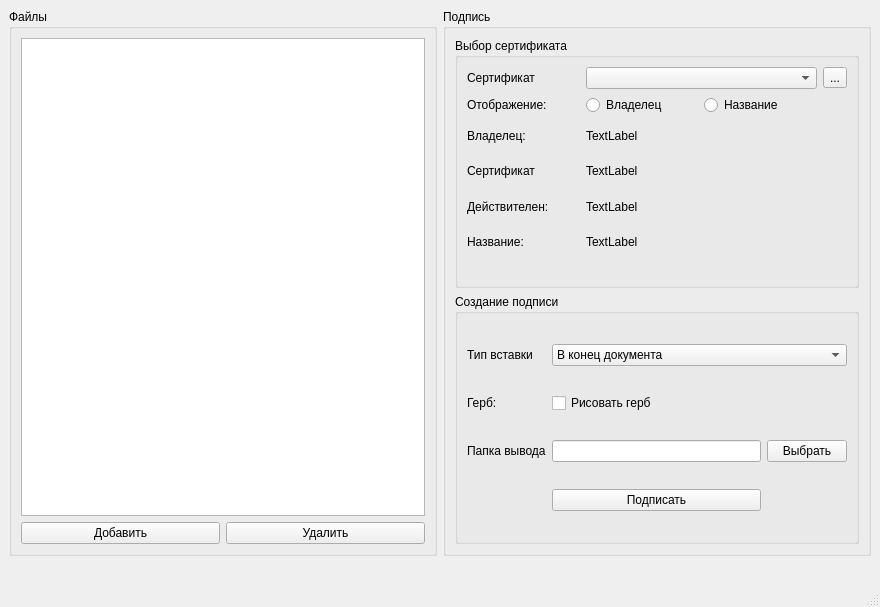
Qt form mainwindow.ui (AlexeyAleksandrov/CryptoSignDesktop) before a commit.
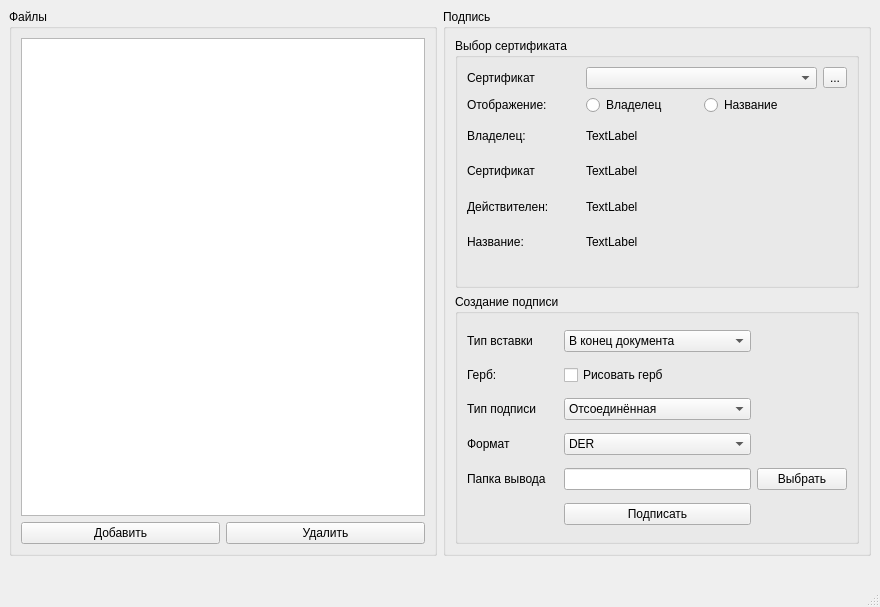
The same form after that commit. Icons and pictures are not drawn. Custom widgets are drawn as their Qt base class.

Commit message: Добавлена возможность создания прикреплённой и откреплённой ЭЦП, а так- же выбор формата подписи DER или base64

```diff
--- a/mainwindow.ui
+++ b/mainwindow.ui
@@ -228,28 +228,21 @@
           <string>Создание подписи</string>
          </property>
          <layout class="QGridLayout" name="gridLayout_5">
-          <item row="2" column="1">
-           <widget class="QLineEdit" name="lineEdit_outputDir">
-            <property name="readOnly">
-             <bool>true</bool>
+          <item row="3" column="0">
+           <widget class="QLabel" name="label_drawLogo">
+            <property name="text">
+             <string>Герб:</string>
             </property>
            </widget>
           </item>
-          <item row="0" column="1" colspan="2">
-           <widget class="QComboBox" name="comboBox_insertType">
-            <item>
-             <property name="text">
-              <string>В конец документа</string>
-             </property>
-            </item>
-            <item>
-             <property name="text">
-              <string>По тэгу</string>
-             </property>
-            </item>
+          <item row="5" column="0">
+           <widget class="QLabel" name="label_signFormat">
+            <property name="text">
+             <string>Формат</string>
+            </property>
            </widget>
           </item>
-          <item row="2" column="0">
+          <item row="8" column="0">
            <widget class="QLabel" name="label_outputDir">
             <property name="text">
              <string>Папка вывода</string>
@@ -263,34 +256,83 @@
             </property>
            </widget>
           </item>
-          <item row="2" column="2">
+          <item row="4" column="0">
+           <widget class="QLabel" name="label_signType">
+            <property name="text">
+             <string>Тип подписи</string>
+            </property>
+           </widget>
+          </item>
+          <item row="8" column="3">
            <widget class="QPushButton" name="pushButton_choseOutputDir">
             <property name="text">
              <string>Выбрать</string>
             </property>
            </widget>
           </item>
-          <item row="3" column="1">
+          <item row="8" column="1" colspan="2">
+           <widget class="QLineEdit" name="lineEdit_outputDir">
+            <property name="readOnly">
+             <bool>true</bool>
+            </property>
+           </widget>
+          </item>
+          <item row="9" column="1" colspan="2">
            <widget class="QPushButton" name="pushButton_createSign">
             <property name="text">
              <string>Подписать</string>
             </property>
            </widget>
           </item>
-          <item row="1" column="0">
-           <widget class="QLabel" name="label_drawLogo">
-            <property name="text">
-             <string>Герб:</string>
-            </property>
-           </widget>
-          </item>
-          <item row="1" column="1" colspan="2">
+          <item row="3" column="1" colspan="3">
            <widget class="QCheckBox" name="checkBox_drawLogo">
             <property name="text">
              <string>Рисовать герб</string>
             </property>
            </widget>
           </item>
+          <item row="4" column="1" colspan="2">
+           <widget class="QComboBox" name="comboBox_signType">
+            <item>
+             <property name="text">
+              <string>Отсоединённая</string>
+             </property>
+            </item>
+            <item>
+             <property name="text">
+              <string>Присоединённая</string>
+             </property>
+            </item>
+           </widget>
+          </item>
+          <item row="0" column="1" colspan="2">
+           <widget class="QComboBox" name="comboBox_insertType">
+            <item>
+             <property name="text">
+              <string>В конец документа</string>
+             </property>
+            </item>
+            <item>
+             <property name="text">
+              <string>По тэгу</string>
+             </property>
+            </item>
+           </widget>
+          </item>
+          <item row="5" column="1" colspan="2">
+           <widget class="QComboBox" name="comboBox_signFormat">
+            <item>
+             <property name="text">
+              <string>DER</string>
+             </property>
+            </item>
+            <item>
+             <property name="text">
+              <string>base64</string>
+             </property>
+            </item>
+           </widget>
+          </item>
          </layout>
         </widget>
        </item>
```
Left out of the diff: 110 changed lines with no effect on the pictures. The commit also changes 4 other files.
